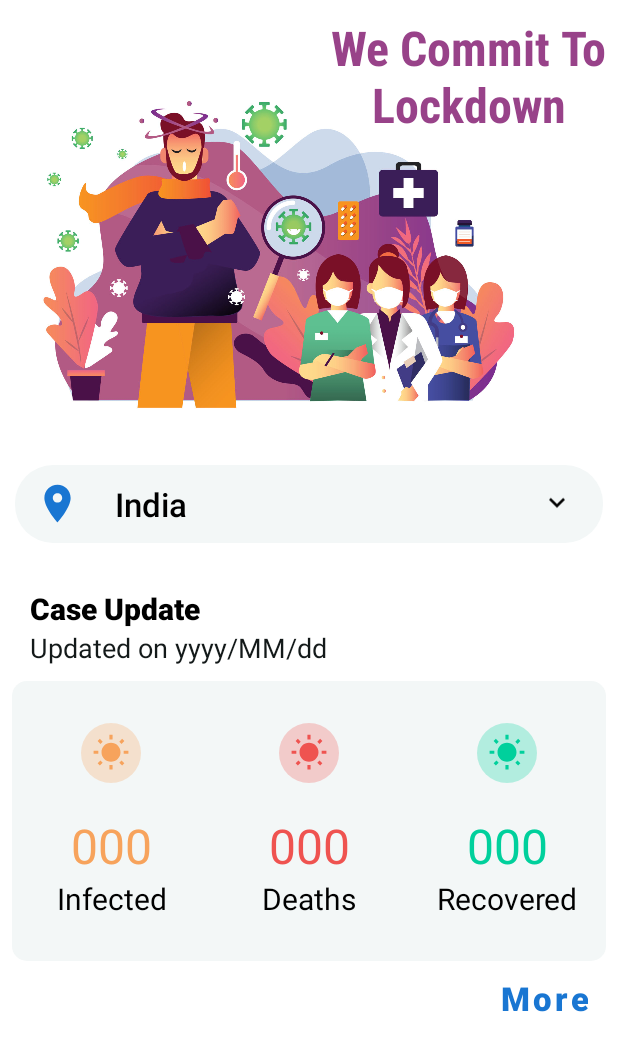
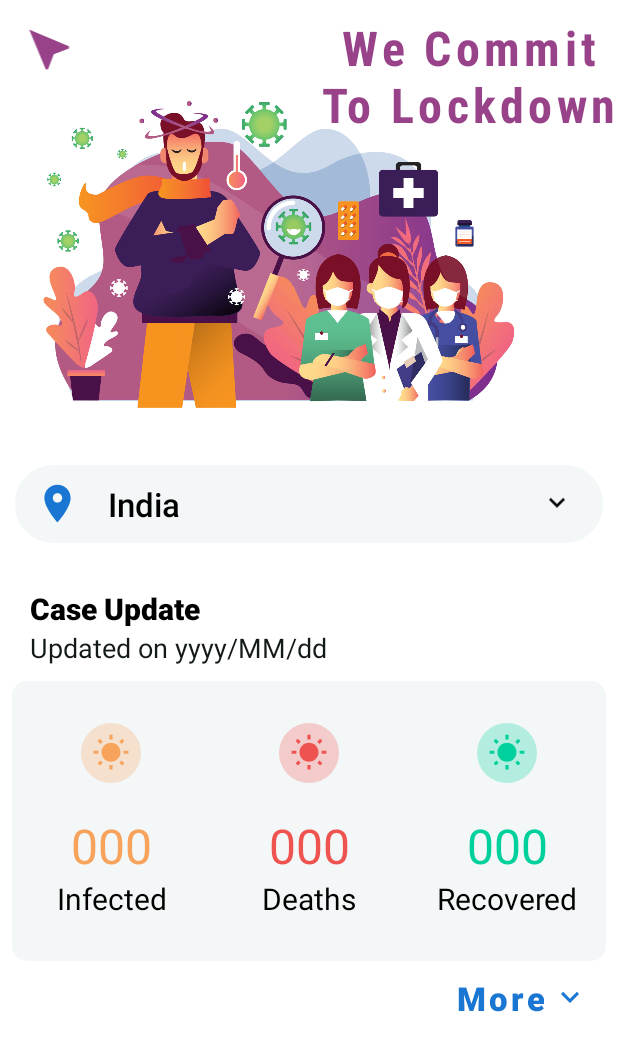
Before and after one commit to Kushal-Gera/CoronaUpdates, an Android app: the layout activity_material.xml on its own in the app's theme, with its tools: preview values and no code run, on a phone screen of 412 x 824 dp. Shown: the top 1051 px of the screen. Run offline under Robolectric (Android 15) with nearby library versions, the phone set to English and light mode, and no system bars; network calls fail.

Commit message:
new material act added

```diff
--- a/app/src/main/java/kushal/application/covaupdates/MainActivity.kt
+++ b/app/src/main/java/kushal/application/covaupdates/MainActivity.kt
@@ -50,6 +50,9 @@ class MainActivity() : AppCompatActivity() {
     val vib by lazy {
         getSystemService(Context.VIBRATOR_SERVICE) as Vibrator
     }
+    val sharedPref by lazy {
+        getSharedPreferences("sharedpref", Context.MODE_PRIVATE)
+    }
 
 
     override fun onCreate(savedInstanceState: Bundle?) {
@@ -57,9 +60,11 @@ class MainActivity() : AppCompatActivity() {
         setContentView(R.layout.activity_main)
         coroutineContext = CoroutineScope(Dispatchers.IO)
 
+        val normal = sharedPref.getBoolean("normal", true)
+        if (!normal)
+            startActivity(Intent(this, MaterialAct::class.java))
 
         setSupportActionBar(toolbar)
-        startActivity(Intent(this, MaterialAct::class.java))
 
         val list = mutableListOf(R.drawable.prevention, R.drawable.symptoms)
         val adapter = Adapter(this, list)
@@ -222,6 +227,10 @@ class MainActivity() : AppCompatActivity() {
             }
 
             is_domestic = !is_domestic
+
+        } else if (item.itemId == R.id.material) {
+            startActivity(Intent(this, MaterialAct::class.java))
+            finish()
         }
 
         return super.onOptionsItemSelected(item)
--- a/app/src/main/java/kushal/application/covaupdates/MaterialAct.kt
+++ b/app/src/main/java/kushal/application/covaupdates/MaterialAct.kt
@@ -1,6 +1,8 @@
 package kushal.application.covaupdates
 
 import android.annotation.SuppressLint
+import android.content.Context
+import android.content.Intent
 import android.os.Bundle
 import android.view.View
 import android.widget.Toast
@@ -54,7 +56,6 @@ class MaterialAct : AppCompatActivity() {
             SimpleSearchDialogCompat(
                 this, "Search...", "Country Name...", null, searchablelist,
                 SearchResultListener { dialog, item, position ->
-//                    Toast.makeText(this, item.title, Toast.LENGTH_SHORT).show()
                     setData(item.title)
                     dialog.dismiss()
                 }).show()
@@ -74,7 +75,21 @@ class MaterialAct : AppCompatActivity() {
             mat_container.visibility = View.VISIBLE
             mat_appbarlayout.setExpanded(false)
 
-            if (dataList == null || position == -1) return@setOnClickListener
+            update_chart()
+        }
+
+        mat_back.setOnClickListener {
+            val sharedPref = getSharedPreferences("sharedpref", Context.MODE_PRIVATE)
+            sharedPref.edit().putBoolean("normal", true).apply()
+            startActivity(Intent(this, MainActivity::class.java))
+            finish()
+        }
+
+    }
+
+    private fun update_chart() {
+
+        if (dataList == null || position == -1) return
 
         val item = dataList!![position]
 
@@ -97,9 +112,6 @@ class MaterialAct : AppCompatActivity() {
         }
     }
 
-
-    }
-
     @SuppressLint("SetTextI18n")
     fun setData(mstring: String) {
 
@@ -118,6 +130,8 @@ class MaterialAct : AppCompatActivity() {
         mat_dead.text = item.totalDeaths.toString()
         mat_infected.text = item.totalConfirmed.toString()
         mat_name.text = item.country.toString()
+
+        update_chart()
 
     }
 
--- /dev/null
+++ b/app/src/main/res/drawable/back.xml
@@ -0,0 +1,9 @@
+<vector xmlns:android="http://schemas.android.com/apk/res/android"
+        android:width="24dp"
+        android:height="24dp"
+        android:viewportWidth="24.0"
+        android:viewportHeight="24.0">
+    <path
+        android:fillColor="@color/purpleDark"
+        android:pathData="M21,3L3,10.53v0.98l6.84,2.65L12.48,21h0.98L21,3z"/>
+</vector>
--- /dev/null
+++ b/app/src/main/res/drawable/ic_keyboard_arrow_up_black_24dp.xml
@@ -0,0 +1,9 @@
+<vector xmlns:android="http://schemas.android.com/apk/res/android"
+        android:width="24dp"
+        android:height="24dp"
+        android:viewportWidth="24.0"
+        android:viewportHeight="24.0">
+    <path
+        android:fillColor="#FF000000"
+        android:pathData="M7.41,15.41L12,10.83l4.59,4.58L18,14l-6,-6 -6,6z"/>
+</vector>
--- a/app/src/main/res/layout/activity_main.xml
+++ b/app/src/main/res/layout/activity_main.xml
@@ -17,11 +17,8 @@
             android:id="@+id/toolbar"
             android:layout_width="match_parent"
             android:layout_height="?attr/actionBarSize"
-            android:layout_marginStart="5dp"
-            android:layout_marginTop="10dp"
-            android:layout_marginEnd="5dp"
-            android:layout_marginBottom="10dp"
-            android:background="@drawable/bg_toolbar" />
+            android:background="@color/colorPrimary"
+            android:layout_marginBottom="10dp" />
 
         <androidx.recyclerview.widget.RecyclerView
             android:id="@+id/recView"
--- a/app/src/main/res/layout/activity_material.xml
+++ b/app/src/main/res/layout/activity_material.xml
@@ -35,6 +35,18 @@
                     android:src="@drawable/people"
                     tools:ignore="RtlSymmetry" />
 
+                <ImageView
+                    android:id="@+id/mat_back"
+                    android:layout_width="45dp"
+                    android:layout_height="35dp"
+                    android:layout_alignParentStart="true"
+                    android:layout_alignParentTop="true"
+                    android:layout_marginStart="10dp"
+                    android:layout_marginTop="15dp"
+                    android:contentDescription="@string/description"
+                    android:rotation="-90"
+                    android:src="@drawable/back" />
+
                 <TextView
                     android:layout_width="200dp"
                     android:layout_height="wrap_content"
@@ -43,6 +55,7 @@
                     android:layout_marginTop="10dp"
                     android:fontFamily="sans-serif-condensed"
                     android:gravity="center"
+                    android:letterSpacing="0.09"
                     android:maxLines="3"
                     android:text="We Commit To Lockdown"
                     android:textColor="@color/purpleDark"
@@ -59,12 +72,14 @@
         android:id="@+id/swiper"
         android:layout_width="match_parent"
         android:layout_height="wrap_content"
+        android:overScrollMode="never"
         app:layout_behavior="@string/appbar_scrolling_view_behavior">
 
         <androidx.core.widget.NestedScrollView
             android:layout_width="match_parent"
             android:layout_height="wrap_content"
-            android:layout_marginBottom="20dp">
+            android:layout_marginBottom="20dp"
+            android:overScrollMode="never">
 
             <LinearLayout
                 android:layout_width="match_parent"
@@ -96,15 +111,14 @@
                         android:layout_width="match_parent"
                         android:layout_height="wrap_content"
                         android:layout_gravity="center"
-                        android:layout_marginStart="20dp"
+                        android:layout_marginStart="15dp"
                         android:layout_weight="10"
                         android:fontFamily="sans-serif-light"
                         android:gravity="start"
                         android:text="India"
                         android:textColor="@color/black"
                         android:textSize="22sp"
-                        android:textStyle="bold"
-                        tools:ignore="RtlSymmetry" />
+                        android:textStyle="bold" />
 
                     <ImageView
                         android:layout_width="35dp"
@@ -291,6 +305,9 @@
                         android:layout_gravity="end"
                         android:layout_marginTop="10dp"
                         android:layout_marginEnd="20dp"
+                        android:drawableEnd="@drawable/ic_keyboard_arrow_down_black_24dp"
+                        android:drawablePadding="5dp"
+                        android:drawableTint="@color/dark_blue"
                         android:fontFamily="sans-serif-medium"
                         android:gravity="center"
                         android:letterSpacing="0.09"
@@ -306,6 +323,9 @@
                         android:layout_gravity="end"
                         android:layout_marginTop="10dp"
                         android:layout_marginEnd="20dp"
+                        android:drawableEnd="@drawable/ic_keyboard_arrow_up_black_24dp"
+                        android:drawablePadding="5dp"
+                        android:drawableTint="@color/dark_blue"
                         android:fontFamily="sans-serif-medium"
                         android:gravity="center"
                         android:letterSpacing="0.09"
@@ -329,8 +349,7 @@
                         <RelativeLayout
                             android:layout_width="match_parent"
                             android:layout_height="wrap_content"
-                            android:layout_marginTop="10dp"
-                            android:paddingBottom="20dp">
+                            android:paddingBottom="10dp">
 
                             <LinearLayout
                                 android:id="@+id/mat_bars"
@@ -347,7 +366,7 @@
                                     android:layout_height="200dp"
                                     android:layout_marginStart="20dp"
                                     android:layout_marginEnd="20dp"
-                                    android:background="@color/blue"
+                                    android:background="@color/green"
                                     android:gravity="top|center_horizontal"
                                     android:text="Y"
                                     android:textColor="@color/black"
@@ -361,7 +380,7 @@
                                     android:layout_height="200dp"
                                     android:layout_marginStart="20dp"
                                     android:layout_marginEnd="20dp"
-                                    android:background="@color/blue"
+                                    android:background="@color/green"
                                     android:gravity="top|center_horizontal"
                                     android:text="T"
                                     android:textColor="@color/black"
@@ -388,7 +407,7 @@
                                 android:layout_marginTop="20dp"
                                 android:layout_marginEnd="20dp"
                                 android:fontFamily="sans-serif-medium"
-                                android:text="+213"
+                                android:text="+000"
                                 android:textColor="@color/red"
                                 android:textSize="24sp"
                                 android:textStyle="bold" />
@@ -404,7 +423,7 @@
                                 android:drawableStart="@drawable/ic_arrow_upward_black_24dp"
                                 android:fontFamily="sans-serif-medium"
                                 android:maxLength="5"
-                                android:text="2%"
+                                android:text="X%"
                                 android:textColor="@color/red"
                                 android:textSize="24sp"
                                 android:textStyle="bold" />
@@ -442,7 +461,7 @@
                                 android:layout_weight="1"
                                 android:fontFamily="sans-serif-medium"
                                 android:gravity="center"
-                                android:text="2020"
+                                android:text="000"
                                 android:textColor="@color/purple"
                                 android:textSize="22sp"
                                 android:textStyle="bold" />
@@ -467,7 +486,7 @@
                                 android:layout_marginStart="10dp"
                                 android:layout_weight="2"
                                 android:gravity="start"
-                                android:text="Active Cases"
+                                android:text="@string/active_cases"
                                 android:textColor="@color/black"
                                 android:textSize="22sp" />
 
@@ -480,7 +499,7 @@
                                 android:layout_weight="1"
                                 android:fontFamily="sans-serif-medium"
                                 android:gravity="center"
-                                android:text="30"
+                                android:text="00"
                                 android:textColor="@color/orange"
                                 android:textSize="22sp"
                                 android:textStyle="bold" />
@@ -505,7 +524,7 @@
                                 android:layout_marginStart="10dp"
                                 android:layout_weight="2"
                                 android:gravity="start"
-                                android:text="Total Deaths"
+                                android:text="@string/total_deaths"
                                 android:textColor="@color/black"
                                 android:textSize="22sp" />
 
@@ -518,7 +537,7 @@
                                 android:layout_weight="1"
                                 android:fontFamily="sans-serif-medium"
                                 android:gravity="center"
-                                android:text="20"
+                                android:text="00"
                                 android:textColor="@color/red"
                                 android:textSize="22sp"
                                 android:textStyle="bold" />
@@ -544,7 +563,7 @@
                                 android:layout_marginStart="10dp"
                                 android:layout_weight="2"
                                 android:gravity="start"
-                                android:text="Total Recovered"
+                                android:text="@string/total_recovered"
                                 android:textColor="@color/black"
                                 android:textSize="22sp" />
 
@@ -557,8 +576,8 @@
                                 android:layout_weight="1"
                                 android:fontFamily="sans-serif-medium"
                                 android:gravity="center"
-                                android:text="2020"
-                                android:textColor="@color/dark_blue"
+                                android:text="000"
+                                android:textColor="@color/blue"
                                 android:textSize="22sp"
                                 android:textStyle="bold" />
 
--- a/app/src/main/res/values/strings.xml
+++ b/app/src/main/res/values/strings.xml
@@ -6,4 +6,7 @@
     <string name="case_update">Case Update</string>
     <string name="more">More</string>
     <string name="less">Less</string>
+    <string name="active_cases">Active Cases</string>
+    <string name="total_deaths">Total Deaths</string>
+    <string name="total_recovered">Total Recovered</string>
 </resources>
```
Lines whose indentation alone changed are shown as unchanged.
